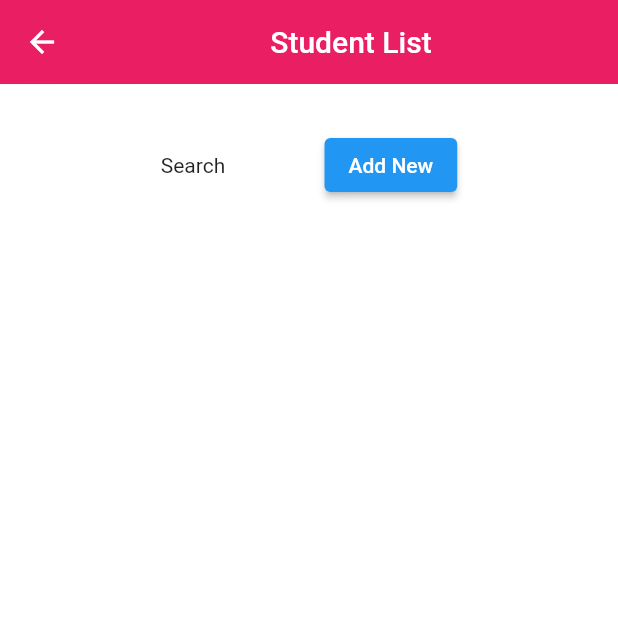
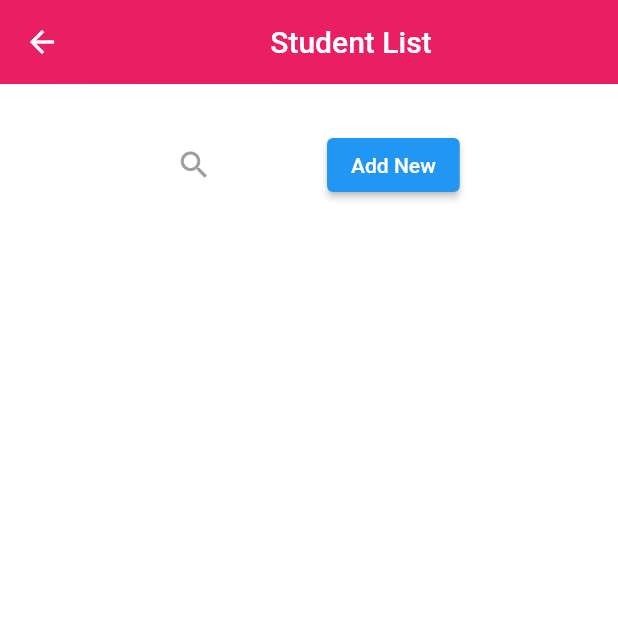
Before and after one commit to 07kamrul/icddr-b, a Flutter app: the Dashboard screen opened directly, on a phone screen of 412 x 824 dp, the top half of it. Run offline on Flutter 3.47's test engine with Material 2 defaults, Android fonts, the phone set to English and light mode, and no system bars; our stand-ins replace sqflite; missing offline and left inert: dart:ffi; accounts and stored records are empty.

Commit message:
task complete

```diff
--- a/lib/screens/dashboard.dart
+++ b/lib/screens/dashboard.dart
@@ -27,6 +27,13 @@ class _DashboardState extends State<Dashboard> {
       child: const Text('Add New'),
     );
 
+    final search = IconButton(
+      onPressed: (){
+
+      },
+      icon: const Icon(Icons.search),
+      color: Colors.grey,
+    );
 
     final search_add = Container(
       padding: const EdgeInsets.symmetric(vertical: 20.0, horizontal: 1.0),
@@ -39,7 +46,7 @@ class _DashboardState extends State<Dashboard> {
           Row(
             mainAxisAlignment: MainAxisAlignment.spaceEvenly,
             children: [
-              const Text("Search")  ,
+              search,
               add
             ],
           ),
```
